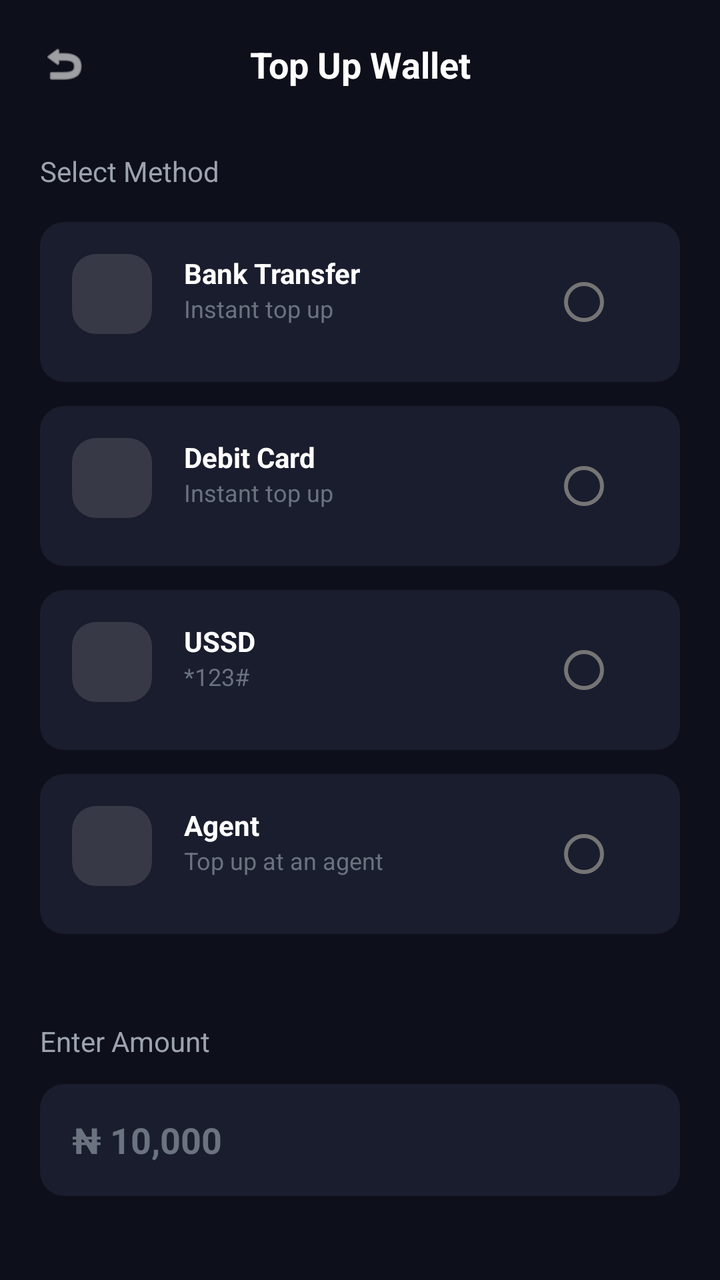
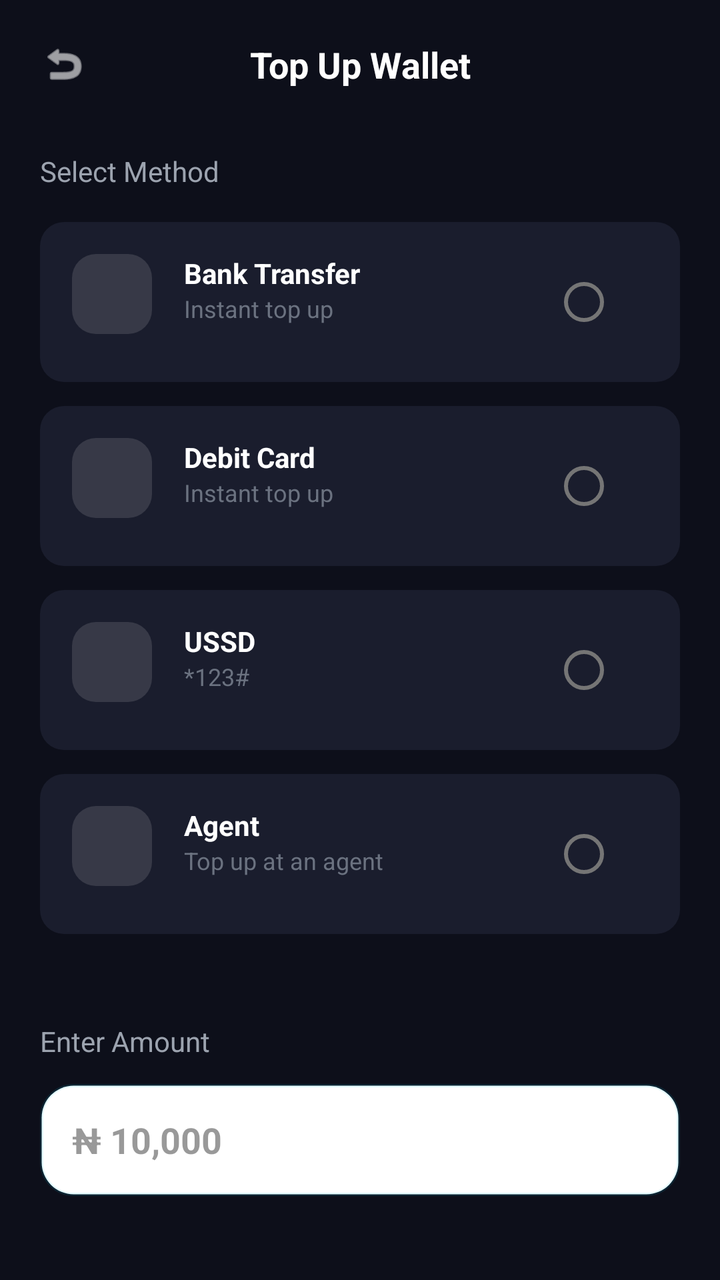

Two renders of the same Android screen: before a commit and after it. Below are the layout's source before the change and the commit's diff.
<!-- AndroidManifest.xml: application theme Theme.VELTRA -->
<!-- res/layout/activity_veltra_top_up_method.xml -->
<?xml version="1.0" encoding="utf-8"?>
<androidx.constraintlayout.widget.ConstraintLayout xmlns:android="http://schemas.android.com/apk/res/android"
    xmlns:app="http://schemas.android.com/apk/res-auto"
    android:layout_width="match_parent"
    android:layout_height="match_parent"
    android:background="@color/background_dark"
    android:padding="20dp">

    <ImageView
        android:id="@+id/backBtn"
        android:layout_width="24dp"
        android:layout_height="24dp"
        android:src="@android:drawable/ic_menu_revert"
        android:contentDescription="@string/cancel"
        app:layout_constraintStart_toStartOf="parent"
        app:layout_constraintTop_toTopOf="parent"
        app:tint="@color/white" />

    <TextView
        android:layout_width="wrap_content"
        android:layout_height="wrap_content"
        android:text="Top Up Wallet"
        android:textColor="@color/white"
        android:textSize="18sp"
        android:textStyle="bold"
        app:layout_constraintTop_toTopOf="@id/backBtn"
        app:layout_constraintBottom_toBottomOf="@id/backBtn"
        app:layout_constraintStart_toStartOf="parent"
        app:layout_constraintEnd_toEndOf="parent" />

    <TextView
        android:id="@+id/selectMethodLabel"
        android:layout_width="wrap_content"
        android:layout_height="wrap_content"
        android:text="Select Method"
        android:textColor="@color/text_secondary"
        android:textSize="14sp"
        android:layout_marginTop="32dp"
        app:layout_constraintStart_toStartOf="parent"
        app:layout_constraintTop_toBottomOf="@id/backBtn" />

    
    <LinearLayout
        android:id="@+id/methodsList"
        android:layout_width="match_parent"
        android:layout_height="wrap_content"
        android:orientation="vertical"
        android:layout_marginTop="16dp"
        app:layout_constraintTop_toBottomOf="@id/selectMethodLabel">

        
        <RelativeLayout
            android:layout_width="match_parent"
            android:layout_height="wrap_content"
            android:background="@drawable/quick_action_background"
            android:padding="16dp"
            android:layout_marginBottom="12dp">
            <View android:id="@+id/m1_icon" android:layout_width="40dp" android:layout_height="40dp" android:background="@drawable/quick_action_background" android:backgroundTint="#20FFFFFF" />
            <TextView android:id="@+id/m1_title" android:layout_width="wrap_content" android:layout_height="wrap_content" android:text="Bank Transfer" android:textColor="@color/white" android:textStyle="bold" android:layout_toEndOf="@id/m1_icon" android:layout_marginStart="16dp" />
            <TextView android:layout_width="wrap_content" android:layout_height="wrap_content" android:text="Instant top up" android:textColor="@color/text_muted" android:textSize="12sp" android:layout_below="@id/m1_title" android:layout_toEndOf="@id/m1_icon" android:layout_marginStart="16dp" />
            <RadioButton android:layout_width="wrap_content" android:layout_height="wrap_content" android:layout_alignParentEnd="true" android:layout_centerVertical="true" android:clickable="false" />
        </RelativeLayout>

        
        <RelativeLayout
            android:layout_width="match_parent"
            android:layout_height="wrap_content"
            android:background="@drawable/quick_action_background"
            android:padding="16dp"
            android:layout_marginBottom="12dp">
            <View android:id="@+id/m2_icon" android:layout_width="40dp" android:layout_height="40dp" android:background="@drawable/quick_action_background" android:backgroundTint="#20FFFFFF" />
            <TextView android:id="@+id/m2_title" android:layout_width="wrap_content" android:layout_height="wrap_content" android:text="Debit Card" android:textColor="@color/white" android:textStyle="bold" android:layout_toEndOf="@id/m2_icon" android:layout_marginStart="16dp" />
            <TextView android:layout_width="wrap_content" android:layout_height="wrap_content" android:text="Instant top up" android:textColor="@color/text_muted" android:textSize="12sp" android:layout_below="@id/m2_title" android:layout_toEndOf="@id/m2_icon" android:layout_marginStart="16dp" />
            <RadioButton android:layout_width="wrap_content" android:layout_height="wrap_content" android:layout_alignParentEnd="true" android:layout_centerVertical="true" android:clickable="false" />
        </RelativeLayout>

        
        <RelativeLayout
            android:layout_width="match_parent"
            android:layout_height="wrap_content"
            android:background="@drawable/quick_action_background"
            android:padding="16dp"
            android:layout_marginBottom="12dp">
            <View android:id="@+id/m3_icon" android:layout_width="40dp" android:layout_height="40dp" android:background="@drawable/quick_action_background" android:backgroundTint="#20FFFFFF" />
            <TextView android:id="@+id/m3_title" android:layout_width="wrap_content" android:layout_height="wrap_content" android:text="USSD" android:textColor="@color/white" android:textStyle="bold" android:layout_toEndOf="@id/m3_icon" android:layout_marginStart="16dp" />
            <TextView android:layout_width="wrap_content" android:layout_height="wrap_content" android:text="*123#" android:textColor="@color/text_muted" android:textSize="12sp" android:layout_below="@id/m3_title" android:layout_toEndOf="@id/m3_icon" android:layout_marginStart="16dp" />
            <RadioButton android:layout_width="wrap_content" android:layout_height="wrap_content" android:layout_alignParentEnd="true" android:layout_centerVertical="true" android:clickable="false" />
        </RelativeLayout>

        
        <RelativeLayout
            android:id="@+id/agentMethodBtn"
            android:layout_width="match_parent"
            android:layout_height="wrap_content"
            android:background="@drawable/quick_action_background"
            android:padding="16dp"
            android:layout_marginBottom="12dp">
            <View android:id="@+id/m4_icon" android:layout_width="40dp" android:layout_height="40dp" android:background="@drawable/quick_action_background" android:backgroundTint="#20FFFFFF" />
            <TextView android:id="@+id/m4_title" android:layout_width="wrap_content" android:layout_height="wrap_content" android:text="Agent" android:textColor="@color/white" android:textStyle="bold" android:layout_toEndOf="@id/m4_icon" android:layout_marginStart="16dp" />
            <TextView android:layout_width="wrap_content" android:layout_height="wrap_content" android:text="Top up at an agent" android:textColor="@color/text_muted" android:textSize="12sp" android:layout_below="@id/m4_title" android:layout_toEndOf="@id/m4_icon" android:layout_marginStart="16dp" />
            <RadioButton android:layout_width="wrap_content" android:layout_height="wrap_content" android:layout_alignParentEnd="true" android:layout_centerVertical="true" android:clickable="false" />
        </RelativeLayout>

    </LinearLayout>

    <TextView
        android:id="@+id/enterAmountLabel"
        android:layout_width="wrap_content"
        android:layout_height="wrap_content"
        android:text="Enter Amount"
        android:textColor="@color/text_secondary"
        android:textSize="14sp"
        android:layout_marginTop="32dp"
        app:layout_constraintStart_toStartOf="parent"
        app:layout_constraintTop_toBottomOf="@id/methodsList" />

    <EditText
        android:id="@+id/amountInput"
        android:layout_width="match_parent"
        android:layout_height="56dp"
        android:layout_marginTop="12dp"
        android:background="@drawable/quick_action_background"
        android:hint="₦ 10,000"
        android:textColorHint="@color/text_muted"
        android:textColor="@color/white"
        android:paddingHorizontal="16dp"
        android:textStyle="bold"
        android:inputType="number"
        app:layout_constraintTop_toBottomOf="@id/enterAmountLabel" />

    <Button
        android:id="@+id/continueBtn"
        android:layout_width="match_parent"
        android:layout_height="56dp"
        android:text="Continue"
        android:background="@drawable/pay_button_background"
        android:textColor="@color/white"
        android:textStyle="bold"
        android:layout_marginTop="32dp"
        app:layout_constraintTop_toBottomOf="@id/amountInput" />

</androidx.constraintlayout.widget.ConstraintLayout>
<!-- resources referenced by this layout -->
<resources>
  <color name="background_dark">#0D0F1A</color>
  <color name="text_muted">#6B7280</color>
  <color name="text_secondary">#9CA3AF</color>
  <color name="white">#FFFFFF</color>
  <!-- drawable pay_button_background (drawable) -->
  <?xml version="1.0" encoding="utf-8"?>
  <shape xmlns:android="http://schemas.android.com/apk/res/android">
      <solid android:color="@color/veltra_primary" />
      <corners android:radius="100dp" />
  </shape>
  <!-- drawable quick_action_background (drawable) -->
  <?xml version="1.0" encoding="utf-8"?>
  <shape xmlns:android="http://schemas.android.com/apk/res/android">
      <solid android:color="@color/surface_dark" />
      <corners android:radius="12dp" />
  </shape>
  <string name="cancel">Cancel</string>
  <style name="Theme.VELTRA" parent="Theme.MaterialComponents.DayNight.NoActionBar">
          
          <item name="colorPrimary">@color/veltra_primary</item>
          <item name="colorPrimaryVariant">@color/veltra_secondary</item>
          <item name="colorOnPrimary">@color/white</item>
          
          <item name="colorSecondary">@color/veltra_secondary</item>
          <item name="colorSecondaryVariant">@color/veltra_secondary</item>
          <item name="colorOnSecondary">@color/white</item>
          
          <item name="android:statusBarColor">@color/background_dark</item>
          <item name="android:windowLightStatusBar">false</item>
          
          <item name="android:windowBackground">@color/background_dark</item>
      </style>
  <color name="veltra_primary">#00D4FF</color>
  <color name="surface_dark">#1A1D2D</color>
  <color name="veltra_secondary">#7000FF</color>
</resources>

<!-- the commit's change to res/layout/activity_veltra_top_up_method.xml (unified diff, before → after) -->
@@ -119,10 +119,10 @@
         android:layout_width="match_parent"
         android:layout_height="56dp"
         android:layout_marginTop="12dp"
-        android:background="@drawable/quick_action_background"
+        android:background="@drawable/edittext_background"
         android:hint="₦ 10,000"
-        android:textColorHint="@color/text_muted"
-        android:textColor="@color/white"
+        android:textColorHint="@color/edittext_hint_themed"
+        android:textColor="@color/edittext_text_themed"
         android:paddingHorizontal="16dp"
         android:textStyle="bold"
         android:inputType="number"
<!-- resource entries referenced after the edit -->
@@ -1,9 +1,20 @@
 <!-- resources referenced by this layout -->
 <resources>
   <color name="background_dark">#0D0F1A</color>
+  <color name="edittext_hint_themed">#66000000</color>
+  <color name="edittext_text_themed">@color/black</color>
   <color name="text_muted">#6B7280</color>
   <color name="text_secondary">#9CA3AF</color>
   <color name="white">#FFFFFF</color>
+  <!-- drawable edittext_background (drawable) -->
+  <?xml version="1.0" encoding="utf-8"?>
+  <shape xmlns:android="http://schemas.android.com/apk/res/android">
+      <solid android:color="@color/surface_themed" />
+      <corners android:radius="16dp" />
+      <stroke
+          android:width="1.5dp"
+          android:color="#1A00D4FF" />
+  </shape>
   <!-- drawable pay_button_background (drawable) -->
   <?xml version="1.0" encoding="utf-8"?>
   <shape xmlns:android="http://schemas.android.com/apk/res/android">
@@ -27,13 +38,21 @@
           <item name="colorSecondaryVariant">@color/veltra_secondary</item>
           <item name="colorOnSecondary">@color/white</item>
           
-          <item name="android:statusBarColor">@color/background_dark</item>
-          <item name="android:windowLightStatusBar">false</item>
+          <item name="android:statusBarColor">?attr/colorSurface</item>
+          <item name="android:windowLightStatusBar">true</item>
           
-          <item name="android:windowBackground">@color/background_dark</item>
+          <item name="android:windowBackground">@color/background_themed</item>
+          <item name="colorSurface">@color/surface_themed</item>
+          <item name="android:textColorPrimary">@color/text_themed_primary</item>
       </style>
+  <color name="black">#000000</color>
+  <color name="surface_themed">@color/surface_light</color>
   <color name="veltra_primary">#00D4FF</color>
   <color name="surface_dark">#1A1D2D</color>
   <color name="veltra_secondary">#7000FF</color>
+  <color name="background_themed">@color/background_light</color>
+  <color name="text_themed_primary">@color/black</color>
+  <color name="surface_light">#FFFFFF</color>
+  <color name="background_light">#F8F9FA</color>
 </resources>
 
